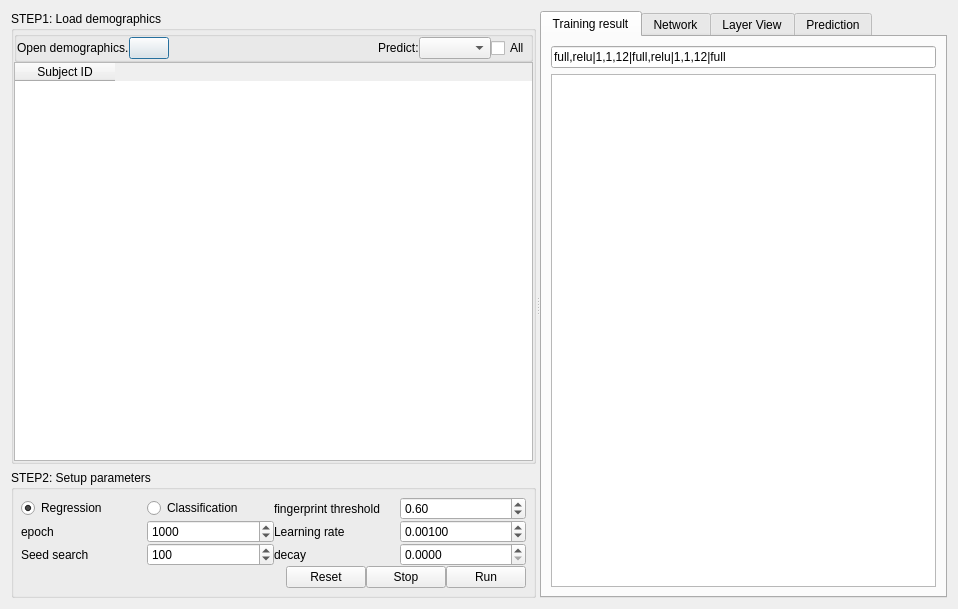
Old version of the form connectometry/nn_connectometry.ui in the repository frankyeh/DSI-Studio.
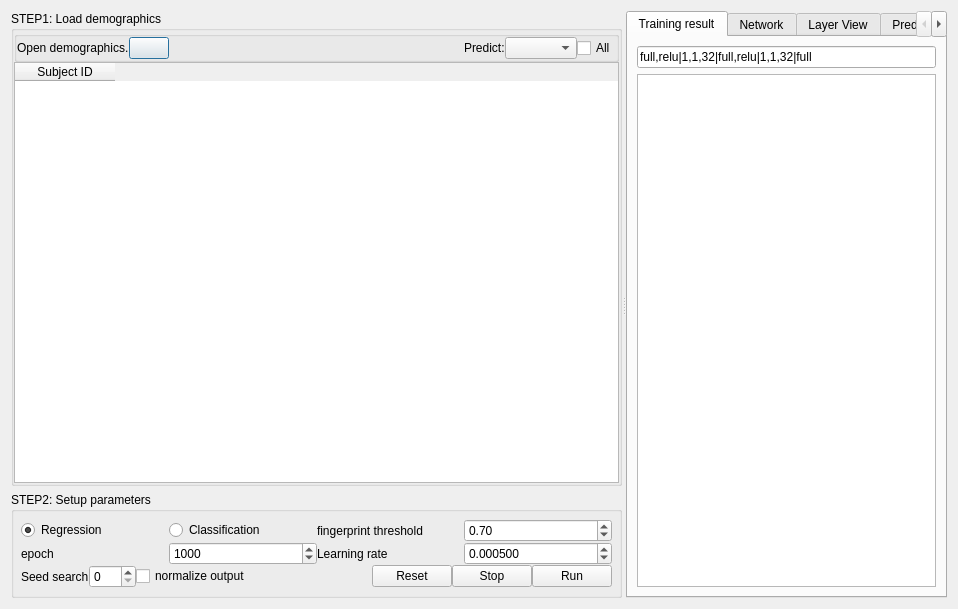
New version of the form. Icons and pictures are not drawn. Custom widgets are drawn as their Qt base class.

```diff
--- a/connectometry/nn_connectometry.ui
+++ b/connectometry/nn_connectometry.ui
@@ -309,7 +309,7 @@
                <double>0.100000000000000</double>
               </property>
               <property name="value">
-               <double>0.600000000000000</double>
+               <double>0.700000000000000</double>
               </property>
              </widget>
             </item>
@@ -353,23 +353,23 @@
             <item>
              <widget class="QDoubleSpinBox" name="learning_rate">
               <property name="decimals">
-               <number>5</number>
+               <number>6</number>
               </property>
               <property name="minimum">
-               <double>0.000100000000000</double>
+               <double>0.000001000000000</double>
               </property>
               <property name="maximum">
                <double>10.000000000000000</double>
               </property>
               <property name="value">
-               <double>0.001000000000000</double>
+               <double>0.000500000000000</double>
               </property>
              </widget>
             </item>
            </layout>
           </item>
           <item>
-           <layout class="QHBoxLayout" name="horizontalLayout_2">
+           <layout class="QHBoxLayout" name="horizontalLayout_17">
             <property name="spacing">
              <number>0</number>
             </property>
@@ -377,25 +377,6 @@
              <number>0</number>
             </property>
             <property name="topMargin">
-             <number>0</number>
-            </property>
-            <property name="rightMargin">
-             <number>0</number>
-            </property>
-           </layout>
-          </item>
-          <item>
-           <layout class="QHBoxLayout" name="horizontalLayout_3">
-            <property name="spacing">
-             <number>0</number>
-            </property>
-            <property name="leftMargin">
-             <number>0</number>
-            </property>
-            <property name="topMargin">
-             <number>0</number>
-            </property>
-            <property name="rightMargin">
              <number>0</number>
             </property>
             <item>
@@ -411,46 +392,17 @@
                <number>128</number>
               </property>
               <property name="value">
-               <number>100</number>
+               <number>0</number>
               </property>
              </widget>
             </item>
             <item>
-             <widget class="QLabel" name="label">
+             <widget class="QCheckBox" name="norm_output">
               <property name="text">
-               <string>decay</string>
+               <string>normalize output</string>
               </property>
              </widget>
             </item>
-            <item>
-             <widget class="QDoubleSpinBox" name="decay">
-              <property name="decimals">
-               <number>4</number>
-              </property>
-              <property name="maximum">
-               <double>1.000000000000000</double>
-              </property>
-              <property name="singleStep">
-               <double>0.000500000000000</double>
-              </property>
-              <property name="value">
-               <double>0.000000000000000</double>
-              </property>
-             </widget>
-            </item>
-           </layout>
-          </item>
-          <item>
-           <layout class="QHBoxLayout" name="horizontalLayout"/>
-          </item>
-          <item>
-           <layout class="QHBoxLayout" name="horizontalLayout_17">
-            <property name="spacing">
-             <number>0</number>
-            </property>
-            <property name="topMargin">
-             <number>0</number>
-            </property>
             <item>
              <spacer name="horizontalSpacer">
               <property name="orientation">
@@ -504,7 +456,7 @@
         <item>
          <widget class="QLineEdit" name="network_text">
           <property name="text">
-           <string>full,relu|1,1,12|full,relu|1,1,12|full</string>
+           <string>full,relu|1,1,32|full,relu|1,1,32|full</string>
           </property>
          </widget>
         </item>
```
Left out of the diff: 3 changed lines with no effect on the pictures.
